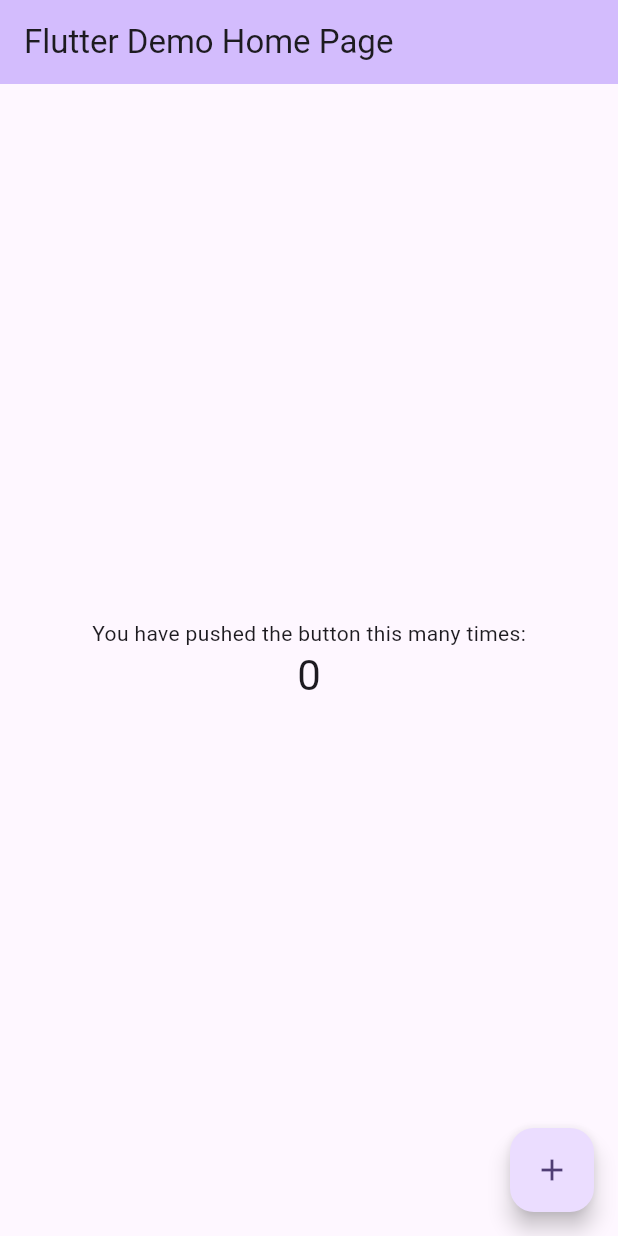
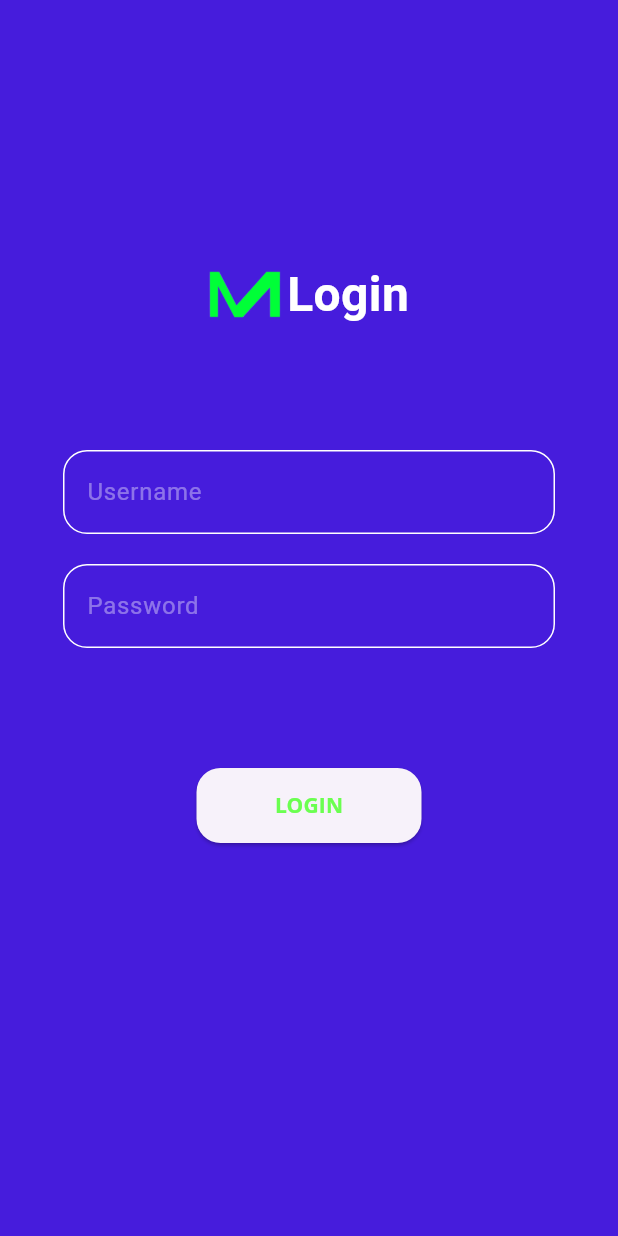
Before and after one commit to Grupo-Noctus/noctus_mobile, a Flutter app: the screen it shows after launch, on a phone screen of 412 x 824 dp. Run offline on Flutter 3.47's test engine with Material 3 defaults, Android fonts, the phone set to English and light mode, and no system bars; our stand-ins replace shared_preferences; Roboto replaces fonts that are missing (Open Sans).

Commit message:
Feat: Login view

```diff
--- /dev/null
+++ b/lib/controllers/dto/login_request_dto.dart
@@ -0,0 +1,16 @@
+class LoginRequestDto {
+  final String usernameOrEmail;
+  final String password;
+
+  LoginRequestDto({
+    required this.usernameOrEmail,
+    required this.password
+  });
+
+  Map<String, dynamic> toJson() {
+    return {
+      'usernameOrEmail' : usernameOrEmail,
+      'password': password
+    };
+  }
+}
--- /dev/null
+++ b/lib/controllers/login_controller.dart
@@ -0,0 +1,19 @@
+import 'package:noctus_mobile/models/auth_model.dart';
+import 'package:noctus_mobile/controllers/dto/login_request_dto.dart';
+
+class LoginController {
+  final AuthModel _authModel = AuthModel();
+
+  Future<String?> login({
+    required String usernameOrEmail,
+    required String password,
+  }) async {
+    final requestLogin = LoginRequestDto(
+      usernameOrEmail: usernameOrEmail,
+      password: password,
+    );
+
+    final token = await _authModel.login(requestLogin);
+    return token;
+  }
+}
--- a/lib/main.dart
+++ b/lib/main.dart
@@ -1,122 +1,34 @@
 import 'package:flutter/material.dart';
+import 'package:noctus_mobile/utils/token_storage.dart';
+import 'package:noctus_mobile/views/home_view.dart';
+import 'package:noctus_mobile/views/login_view.dart';
 
-void main() {
-  runApp(const MyApp());
+void main() async{
+  WidgetsFlutterBinding.ensureInitialized();
+
+  final token = await TokenStorage.getToken();
+  runApp(Noctus(isLoggedIn: token != null));
 }
 
-class MyApp extends StatelessWidget {
-  const MyApp({super.key});
+class Noctus extends StatelessWidget {
+  final bool isLoggedIn;
 
-  // This widget is the root of your application.
+  const Noctus({super.key, required this.isLoggedIn});
+
   @override
   Widget build(BuildContext context) {
     return MaterialApp(
-      title: 'Flutter Demo',
+      debugShowCheckedModeBanner: false,
+      title: 'Noctus',
       theme: ThemeData(
-        // This is the theme of your application.
-        //
-        // TRY THIS: Try running your application with "flutter run". You'll see
-        // the application has a purple toolbar. Then, without quitting the app,
-        // try changing the seedColor in the colorScheme below to Colors.green
-        // and then invoke "hot reload" (save your changes or press the "hot
-        // reload" button in a Flutter-supported IDE, or press "r" if you used
-        // the command line to start the app).
-        //
-        // Notice that the counter didn't reset back to zero; the application
-        // state is not lost during the reload. To reset the state, use hot
-        // restart instead.
-        //
-        // This works for code too, not just values: Most code changes can be
-        // tested with just a hot reload.
-        colorScheme: ColorScheme.fromSeed(seedColor: Colors.deepPurple),
+        scaffoldBackgroundColor: Color(0xFF461CDC),
       ),
-      home: const MyHomePage(title: 'Flutter Demo Home Page'),
+      initialRoute: isLoggedIn ? '/home' : '/login',
+      routes: {
+        '/login': (context) => const LoginView(),
+        '/home': (context) => const HomeView(), // trocar pra view cursos
+        // adicione as novas rotas (views)
+      },
     );
   }
 }
-
-class MyHomePage extends StatefulWidget {
-  const MyHomePage({super.key, required this.title});
-
-  // This widget is the home page of your application. It is stateful, meaning
-  // that it has a State object (defined below) that contains fields that affect
-  // how it looks.
-
-  // This class is the configuration for the state. It holds the values (in this
-  // case the title) provided by the parent (in this case the App widget) and
-  // used by the build method of the State. Fields in a Widget subclass are
-  // always marked "final".
-
-  final String title;
-
-  @override
-  State<MyHomePage> createState() => _MyHomePageState();
-}
-
-class _MyHomePageState extends State<MyHomePage> {
-  int _counter = 0;
-
-  void _incrementCounter() {
-    setState(() {
-      // This call to setState tells the Flutter framework that something has
-      // changed in this State, which causes it to rerun the build method below
-      // so that the display can reflect the updated values. If we changed
-      // _counter without calling setState(), then the build method would not be
-      // called again, and so nothing would appear to happen.
-      _counter++;
-    });
-  }
-
-  @override
-  Widget build(BuildContext context) {
-    // This method is rerun every time setState is called, for instance as done
-    // by the _incrementCounter method above.
-    //
-    // The Flutter framework has been optimized to make rerunning build methods
-    // fast, so that you can just rebuild anything that needs updating rather
-    // than having to individually change instances of widgets.
-    return Scaffold(
-      appBar: AppBar(
-        // TRY THIS: Try changing the color here to a specific color (to
-        // Colors.amber, perhaps?) and trigger a hot reload to see the AppBar
-        // change color while the other colors stay the same.
-        backgroundColor: Theme.of(context).colorScheme.inversePrimary,
-        // Here we take the value from the MyHomePage object that was created by
-        // the App.build method, and use it to set our appbar title.
-        title: Text(widget.title),
-      ),
-      body: Center(
-        // Center is a layout widget. It takes a single child and positions it
-        // in the middle of the parent.
-        child: Column(
-          // Column is also a layout widget. It takes a list of children and
-          // arranges them vertically. By default, it sizes itself to fit its
-          // children horizontally, and tries to be as tall as its parent.
-          //
-          // Column has various properties to control how it sizes itself and
-          // how it positions its children. Here we use mainAxisAlignment to
-          // center the children vertically; the main axis here is the vertical
-          // axis because Columns are vertical (the cross axis would be
-          // horizontal).
-          //
-          // TRY THIS: Invoke "debug painting" (choose the "Toggle Debug Paint"
-          // action in the IDE, or press "p" in the console), to see the
-          // wireframe for each widget.
-          mainAxisAlignment: MainAxisAlignment.center,
-          children: <Widget>[
-            const Text('You have pushed the button this many times:'),
-            Text(
-              '$_counter',
-              style: Theme.of(context).textTheme.headlineMedium,
-            ),
-          ],
-        ),
-      ),
-      floatingActionButton: FloatingActionButton(
-        onPressed: _incrementCounter,
-        tooltip: 'Increment',
-        child: const Icon(Icons.add),
-      ), // This trailing comma makes auto-formatting nicer for build methods.
-    );
-  }
-}
--- /dev/null
+++ b/lib/utils/api_config.dart
@@ -0,0 +1,3 @@
+class ApiConfig {
+  static const String baseUrl = 'https://5f03-2804-f84-4-8918-5861-f97f-f606-70c4.ngrok-free.app';
+}
--- /dev/null
+++ b/lib/utils/token_storage.dart
@@ -0,0 +1,18 @@
+import 'package:shared_preferences/shared_preferences.dart';
+
+class TokenStorage {
+  static Future<void> saveAccessToken(String token) async {
+    final prefs = await SharedPreferences.getInstance();
+    await prefs.setString('access_token', token);
+  }
+
+  static Future<String?> getToken() async {
+    final prefs = await SharedPreferences.getInstance();
+    return prefs.getString('access_token');
+  }
+
+  static Future<void> clearToken() async {
+    final prefs = await SharedPreferences.getInstance();
+    await prefs.remove('access_token');
+  }
+}
--- /dev/null
+++ b/lib/views/login_view.dart
@@ -0,0 +1,121 @@
+import 'package:flutter/material.dart';
+import 'package:noctus_mobile/controllers/login_controller.dart';
+import 'package:noctus_mobile/utils/token_storage.dart';
+import 'package:noctus_mobile/views/home_view.dart';
+import 'package:noctus_mobile/views/styles_login.dart';
+
+class LoginView extends StatefulWidget {
+  const LoginView({super.key});
+
+  @override
+  State<LoginView> createState() => _LoginViewState();
+}
+
+class _LoginViewState extends State<LoginView> {
+  final _formKey = GlobalKey<FormState>();
+  final TextEditingController _emailController = TextEditingController();
+  final TextEditingController _passwordController = TextEditingController();
+  final LoginController _loginController = LoginController();
+
+ Future<void> _login() async {
+    if (!_formKey.currentState!.validate()) return;
+
+    final token = await _loginController.login(
+      usernameOrEmail: _emailController.text,
+      password: _passwordController.text,
+    );
+
+    if (token != null) {
+      await TokenStorage.saveAccessToken(token);
+      Navigator.pushReplacement(
+        context,
+        MaterialPageRoute(builder: (_) => const HomeView()),
+      );
+      ScaffoldMessenger.of(context).showSnackBar(
+        SnackBar(content: Text('Login bem-sucedido!')),
+      );
+    } else {
+      ScaffoldMessenger.of(context).showSnackBar(
+        SnackBar(content: Text('Usuário ou senha inválidos.')),
+      );
+    }
+  }
+
+  @override
+  Widget build(BuildContext context) {
+    return Scaffold(
+      body: SafeArea(
+        child: SingleChildScrollView(
+          padding: const EdgeInsets.all(42.0),
+          child: Form(
+            key: _formKey,
+            child: Column(
+              mainAxisSize: MainAxisSize.min,
+              children: [
+                const SizedBox(height: 130),
+                Row(
+                  mainAxisAlignment: MainAxisAlignment.center,
+                  children: [
+                    Image.asset(
+                      'assets/images/M Matera.png',
+                      width: 48,
+                      height: 48,
+                    ),
+                    const SizedBox(width: 4),
+                    const Text(
+                      'Login',
+                      style: TextStyle(
+                        fontSize: 32,
+                        fontWeight: FontWeight.bold,
+                        color: Colors.white,
+                      ),
+                    ),
+                  ],
+                ),
+                const SizedBox(height: 80),
+                TextFormField(
+                  controller: _emailController,
+                  style: inputTextStyle,
+                  decoration: customInputDecoration('Username'),
+                  validator: (value) {
+                    if (value == null || value.isEmpty) {
+                      return 'Digite seu email ou username';
+                    }
+                    return null;
+                  },
+                ),
+                const SizedBox(height: 20),
+                TextFormField(
+                  controller: _passwordController,
+                  style: inputTextStyle,
+                  decoration: customInputDecoration('Password'),
+                  obscureText: true,
+                  validator: (value) {
+                    if (value == null || value.isEmpty) {
+                      return 'Digite sua senha';
+                    }
+                    return null;
+                  },
+                ),
+                const SizedBox(height: 80),
+                SizedBox(
+                  width: 150,
+                  height: 50,
+                  child: ElevatedButton(
+                    onPressed: _login,
+                    style: ElevatedButton.styleFrom(
+                      shape: RoundedRectangleBorder(
+                        borderRadius: BorderRadius.circular(16),
+                      )
+                    ),
+                    child: const Text('LOGIN', style: buttonTextStyle),
+                  ),
+                ),
+              ],
+            ),
+          ),
+        ),
+      ),
+    );
+  }
+}
--- /dev/null
+++ b/lib/views/styles_login.dart
@@ -0,0 +1,24 @@
+import 'package:flutter/material.dart';
+
+const inputBorder = OutlineInputBorder(
+  borderSide: BorderSide(color: Colors.white),
+  borderRadius: BorderRadius.all(Radius.circular(16)),
+);
+
+const labelTextStyle = TextStyle(color: Colors.white38);
+const inputTextStyle = TextStyle(color: Colors.white);
+
+InputDecoration customInputDecoration(String label) => InputDecoration(
+  labelText: label,
+  labelStyle: labelTextStyle,
+  enabledBorder: inputBorder,
+  focusedBorder: inputBorder,
+  errorBorder: inputBorder,
+  focusedErrorBorder: inputBorder,
+);
+
+const buttonTextStyle = TextStyle(
+  color: Color(0xFF6BFF50),
+  fontWeight: FontWeight.bold,
+  fontFamily: 'Open Sans',
+);
```
Also changed, not shown: lib/models/auth_model.dart (added, +29 -0 lines), lib/views/home_view.dart (added, +22 -0 lines), pubspec.yaml (+6 -3 lines), assets/images/M Matera.png (added), pubspec.lock, 3 other files.
